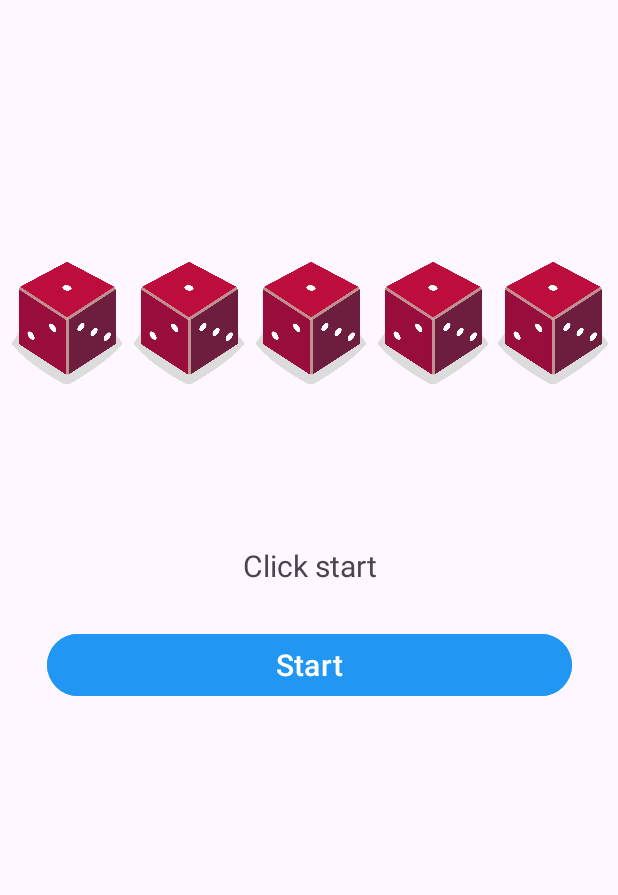
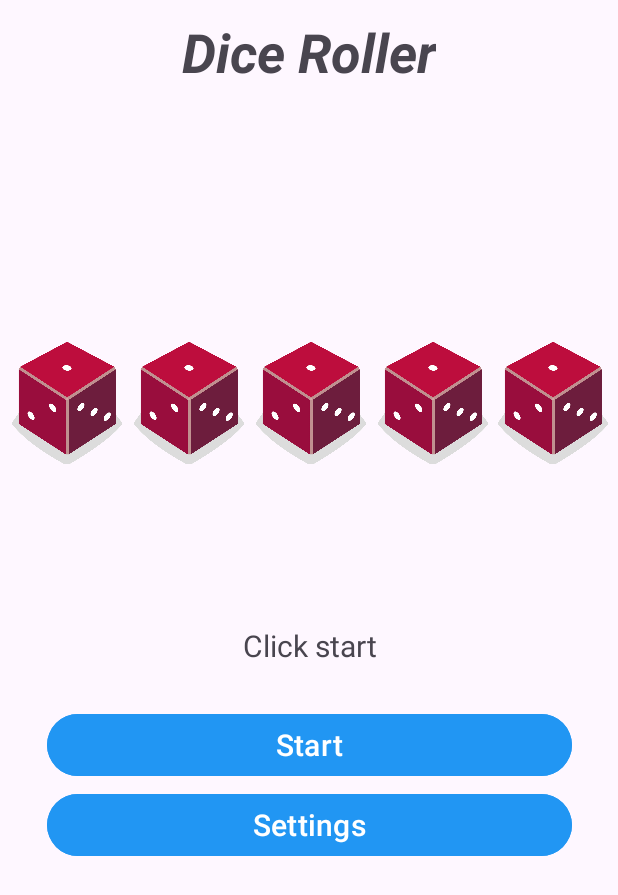
Before and after one commit to xMarcel17/DiceRoller, an Android app: the screen it shows after launch (MainActivityExtended), on a phone screen of 412 x 824 dp. Shown: the top 895 px of the screen. Run offline under Robolectric (Android 15) with nearby library versions, the phone set to English and light mode, and no system bars.

Commit message:
Commit (added settings and adjusted GUI)

```diff
--- a/app/src/main/java/com/example/diceroller/MainActivityExtended.kt
+++ b/app/src/main/java/com/example/diceroller/MainActivityExtended.kt
@@ -43,6 +43,11 @@ class MainActivityExtended : AppCompatActivity() {
 
         setContentView(binding.root)
         applySettings()
+
+        binding.settingsButton.setOnClickListener{
+            startSettingsActivity();
+        }
+
         // Set the click listener of the roll button
         binding.RollButton.setOnClickListener {
             // Check the state of the button by analysing its text.
--- a/app/src/main/res/layout/activity_main_extended.xml
+++ b/app/src/main/res/layout/activity_main_extended.xml
@@ -71,7 +71,8 @@
         android:layout_height="49dp"
         android:layout_marginTop="5dp"
         android:backgroundTint="@color/myBlue"
-        android:text="@string/start"
+        android:text="@string/button_initial"
+        android:textAlignment="center"
         android:textSize="20sp"
         app:layout_constraintEnd_toEndOf="parent"
         app:layout_constraintStart_toStartOf="parent"
@@ -81,13 +82,13 @@
         android:id="@+id/playerLabel"
         android:layout_width="412dp"
         android:layout_height="37dp"
-        android:layout_marginTop="15dp"
+        android:layout_marginTop="10dp"
         android:text="@string/player_d"
         android:textAlignment="center"
         android:textSize="20sp"
         app:layout_constraintEnd_toEndOf="parent"
         app:layout_constraintStart_toStartOf="parent"
-        app:layout_constraintTop_toTopOf="parent" />
+        app:layout_constraintTop_toBottomOf="@+id/appName" />
 
     <TextView
         android:id="@+id/RollResultText"
@@ -101,4 +102,30 @@
         app:layout_constraintStart_toStartOf="parent"
         app:layout_constraintTop_toBottomOf="@+id/Dice1Img" />
 
+    <Button
+        android:id="@+id/settingsButton"
+        android:layout_width="350dp"
+        android:layout_height="49dp"
+        android:layout_marginTop="4dp"
+        android:text="@string/settings"
+        android:textSize="20sp"
+        android:textAlignment="center"
+        android:backgroundTint="@color/myBlue"
+        app:layout_constraintEnd_toEndOf="parent"
+        app:layout_constraintStart_toStartOf="parent"
+        app:layout_constraintTop_toBottomOf="@+id/RollButton" />
+
+    <TextView
+        android:id="@+id/appName"
+        android:layout_width="wrap_content"
+        android:layout_height="wrap_content"
+        android:layout_marginTop="10dp"
+        android:text="@string/app_name"
+        android:textAlignment="center"
+        android:textSize="36sp"
+        android:textStyle="bold|italic"
+        app:layout_constraintEnd_toEndOf="parent"
+        app:layout_constraintStart_toStartOf="parent"
+        app:layout_constraintTop_toTopOf="parent" />
+
 </androidx.constraintlayout.widget.ConstraintLayout>
--- a/app/src/main/res/values/strings.xml
+++ b/app/src/main/res/values/strings.xml
@@ -1,21 +1,21 @@
 <resources>
-    <string name="app_name">DiceRoller</string>
+    <string name="app_name">Dice Roller</string>
     <string name="roll">Roll!</string>
     <string name="hello_world">Hello_world!</string>
-    <string name="confirm">CONFIRM</string>
+    <string name="confirm">Confirm</string>
     <string name="number_of_dice">Number of dice</string>
     <string name="allow_dice_hold">Allow dice hold</string>
     <string name="player_d">Player %d</string>
     <string name="click_start">Click start</string>
-    <string name="start">START</string>
     <string name="settings_menu_label">Settings</string>
     <string name="num_dice_key">Num Dice Key</string>
     <string name="hold_enable_key">Hold Enable Key</string>
     <string name="button_enabled">Roll!</string>
-    <string name="click_roll">Click Roll</string>
+    <string name="click_roll">Click roll</string>
     <string name="button_initial">Start</string>
-    <string name="second_start">Second Start</string>
+    <string name="second_start">Second start</string>
     <string name="rolled_msg">Rolled: </string>
+    <string name="settings">Settings</string>
     <string-array name="num_dice_spinner_entries">
         <item>2</item>
         <item>3</item>
```
Also changed, not shown: app/src/main/res/layout/activity_settings.xml (+18 -3 lines).
